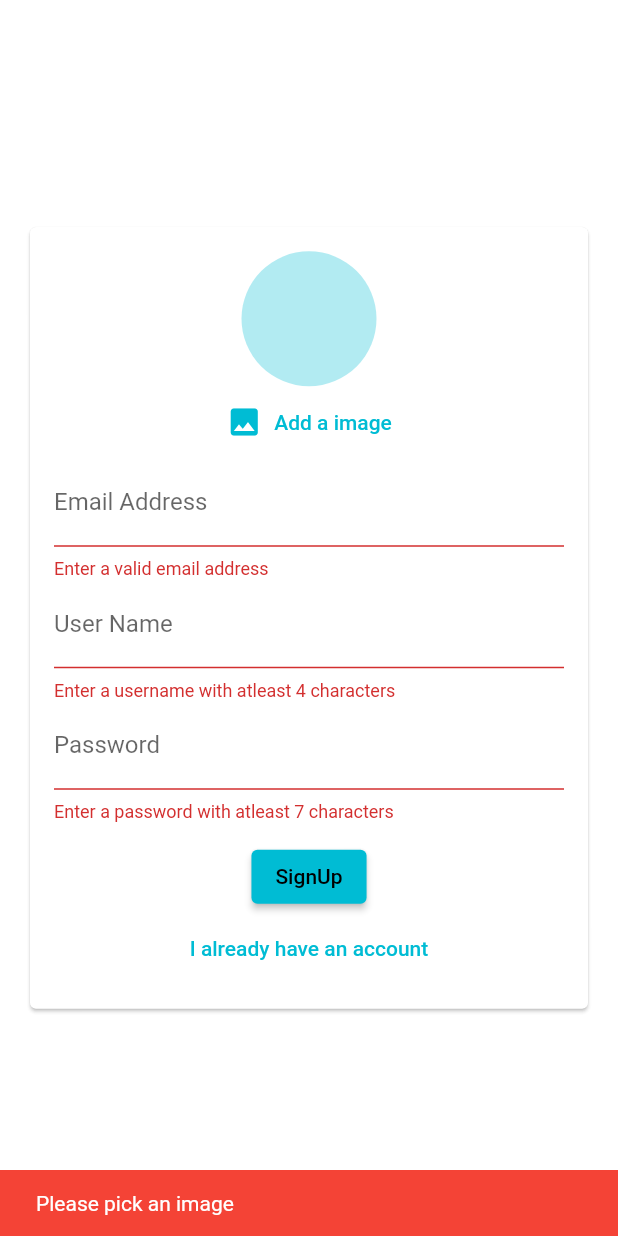
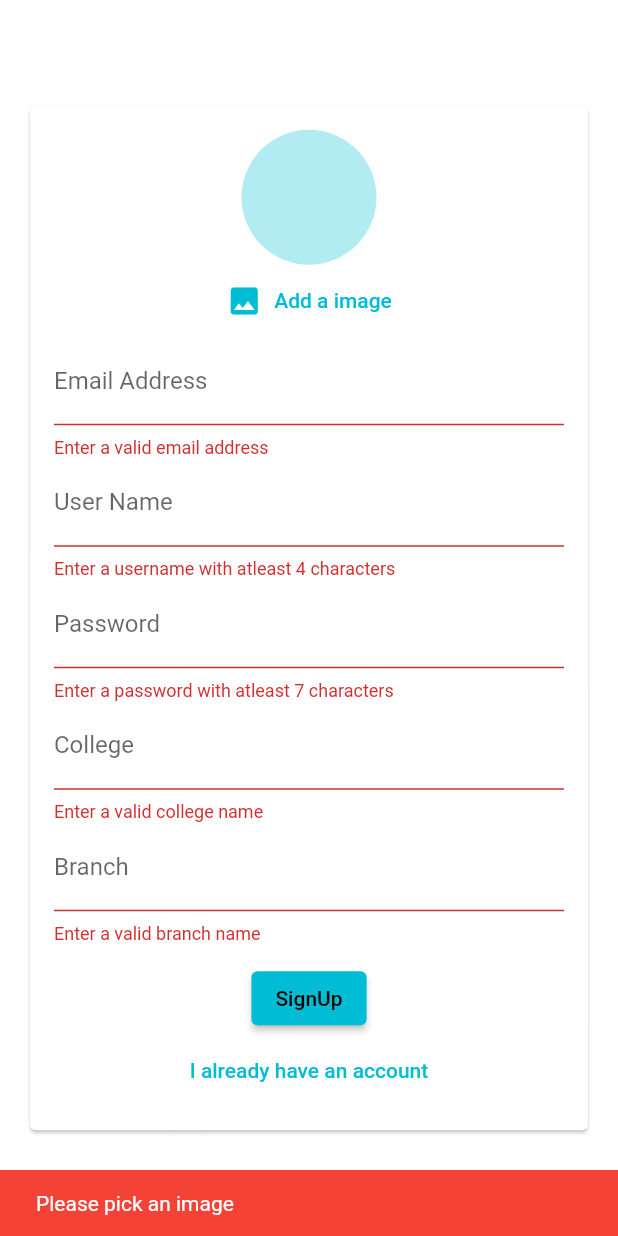
Before and after one commit to tr1ten/chatapp, a Flutter app: the screen it shows after launch, after a tap on "Login", after a tap on "Create a new account", after a tap on "SignUp", on a phone screen of 412 x 824 dp. Run offline on Flutter 3.47's test engine with Material 2 defaults, Android fonts, the phone set to English and light mode, and no system bars; our stand-ins replace cloud_firestore, firebase_auth, firebase_core, firebase_storage, image_picker; accounts and stored records are empty.

Commit message:
added college/branch in form

```diff
--- a/lib/widgets/authForm.dart
+++ b/lib/widgets/authForm.dart
@@ -15,37 +15,40 @@ class _AuthFormState extends State<AuthForm> {
   var _islogin = true;
   final _formkey = GlobalKey<FormState>();
   String _userEmail = '';
+  String _userCollege = '';
   String _userName = '';
   String _userPass = '';
+  String _userBranch = '';
   File? _userImage;
 
-  void _pickedImage(File image){
+  void _pickedImage(File image) {
     _userImage = image;
   }
 
-  void _trySubmit (){
+  void _trySubmit() {
     final isValid = _formkey.currentState!.validate();
     FocusScope.of(context).unfocus();
-    if(_userImage == null && !_islogin){
-      ScaffoldMessenger.of(context).showSnackBar(SnackBar(content: Text('Please pick an image'),
-      backgroundColor: Colors.red
-      )
-      );
+    if (_userImage == null && !_islogin) {
+      ScaffoldMessenger.of(context).showSnackBar(SnackBar(
+          content: Text('Please pick an image'), backgroundColor: Colors.red));
       return;
     }
-    if(isValid){
+    if (isValid) {
       print(_userImage);
       _formkey.currentState!.save();
       widget.submitform(
         _userEmail.trim(),
         _userName.trim(),
         _userPass.trim(),
+        _userCollege.trim(),
+        _userBranch.trim(),
         _islogin,
         context,
         _userImage,
       );
     }
   }
+
   @override
   Widget build(BuildContext context) {
     return Center(
@@ -59,70 +62,101 @@ class _AuthFormState extends State<AuthForm> {
                 child: Column(
                   mainAxisSize: MainAxisSize.min,
                   children: [
-              if(!_islogin)
-              ImagePick(_pickedImage),
+                    if (!_islogin) ImagePick(_pickedImage),
                     TextFormField(
                       key: ValueKey('email'),
-                validator: (value){
-                  if(value!.isEmpty || !value.contains('@')){
+                      validator: (value) {
+                        if (value!.isEmpty || !value.contains('@')) {
                           return 'Enter a valid email address';
                         }
                         return null;
                       },
-                decoration: InputDecoration(
-                  labelText: 'Email Address'
-                ),
+                      decoration: InputDecoration(labelText: 'Email Address'),
                       keyboardType: TextInputType.emailAddress,
-                onSaved: (value){
+                      onSaved: (value) {
                         _userEmail = value!;
                       },
                     ),
-                if(!_islogin)
+                    if (!_islogin)
                       TextFormField(
                         key: ValueKey('username'),
-                  validator: (value){
-                  if(value!.isEmpty || value.length < 4 ){
+                        validator: (value) {
+                          if (value!.isEmpty || value.length < 4) {
                             return 'Enter a username with atleast 4 characters';
                           }
                           return null;
                         },
-                decoration: InputDecoration(
-                  labelText: 'User Name'
-                ),
-                onSaved: (value){
+                        decoration: InputDecoration(labelText: 'User Name'),
+                        onSaved: (value) {
                           _userName = value!;
                         },
                       ),
                     TextFormField(
                       key: ValueKey('password'),
-                  validator: (value){
-                  if(value!.isEmpty || value.length < 7 ){
+                      validator: (value) {
+                        if (value!.isEmpty || value.length < 7) {
                           return 'Enter a password with atleast 7 characters';
                         }
                         return null;
                       },
-                decoration: InputDecoration(
-                  labelText: 'Password'
-                ),
+                      decoration: InputDecoration(labelText: 'Password'),
                       obscureText: true,
-                onSaved: (value){
+                      onSaved: (value) {
                         _userPass = value!;
                       },
                     ),
-                SizedBox(height: 12,),
-                if(widget._isloading)
-                CircularProgressIndicator(),
-                if(!widget._isloading)
-                ElevatedButton(onPressed: _trySubmit, child: Text(_islogin? 'Login' : 'SignUp'),),
-                if(!widget._isloading)
-                TextButton(onPressed: () {
+                    if (!_islogin)
+                      TextFormField(
+                        key: ValueKey('college'),
+                        validator: (value) {
+                          if (value!.isEmpty) {
+                            return 'Enter a valid college name';
+                          }
+                          return null;
+                        },
+                        decoration: InputDecoration(labelText: 'College'),
+                        keyboardType: TextInputType.emailAddress,
+                        onSaved: (value) {
+                          _userCollege = value!;
+                        },
+                      ),
+                    if (!_islogin)
+                      TextFormField(
+                        key: ValueKey('branch'),
+                        validator: (value) {
+                          if (value!.isEmpty) {
+                            return 'Enter a valid branch name';
+                          }
+                          return null;
+                        },
+                        decoration: InputDecoration(
+                            labelText: 'Branch', hintText: 'CSE'),
+                        keyboardType: TextInputType.emailAddress,
+                        onSaved: (value) {
+                          _userBranch = value!;
+                        },
+                      ),
+                    SizedBox(
+                      height: 12,
+                    ),
+                    if (widget._isloading) CircularProgressIndicator(),
+                    if (!widget._isloading)
+                      ElevatedButton(
+                        onPressed: _trySubmit,
+                        child: Text(_islogin ? 'Login' : 'SignUp'),
+                      ),
+                    if (!widget._isloading)
+                      TextButton(
+                          onPressed: () {
                             setState(() {
                               _islogin = !_islogin;
                             });
-                }, child: Text(_islogin? 'Create a new account' : 'I already have an account'))
+                          },
+                          child: Text(_islogin
+                              ? 'Create a new account'
+                              : 'I already have an account')),
                   ],
-          )
-          ),
+                )),
           ),
         ),
       ),
```
Also changed, not shown: lib/screens/authScreen.dart (+37 -26 lines), pubspec.lock. Lines whose indentation alone changed are shown as unchanged.
